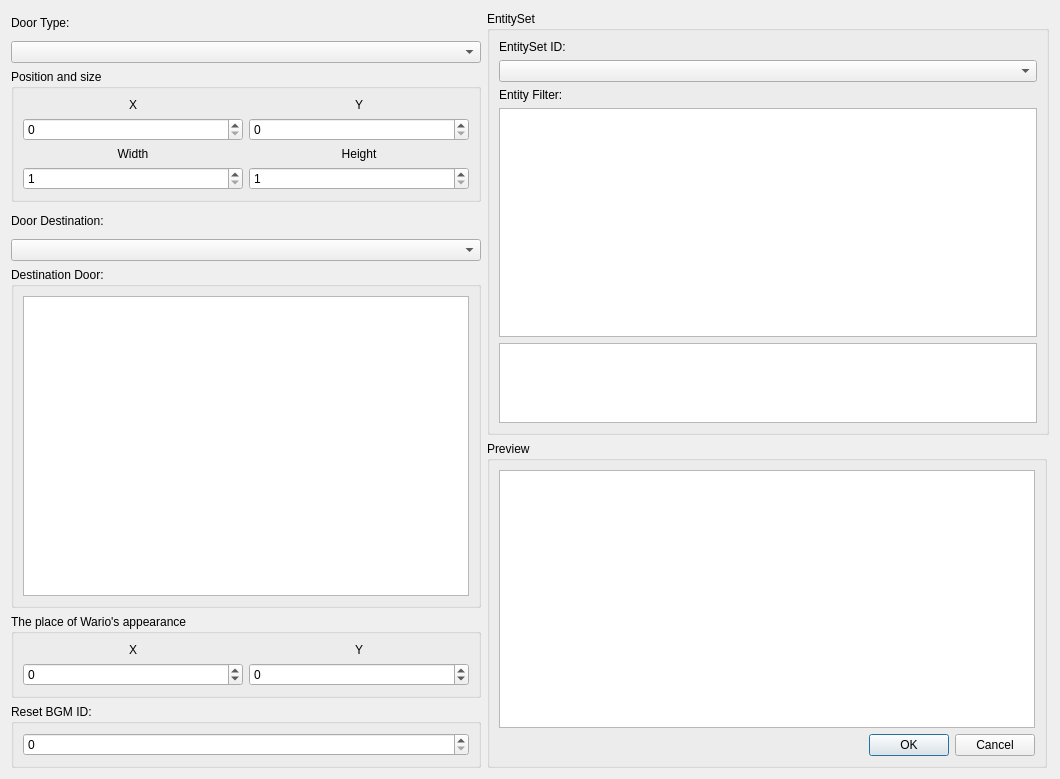
Above: Dialog/DoorConfigDialog.ui from wario-land/WL4Editor before the change. Below: the same form after it.
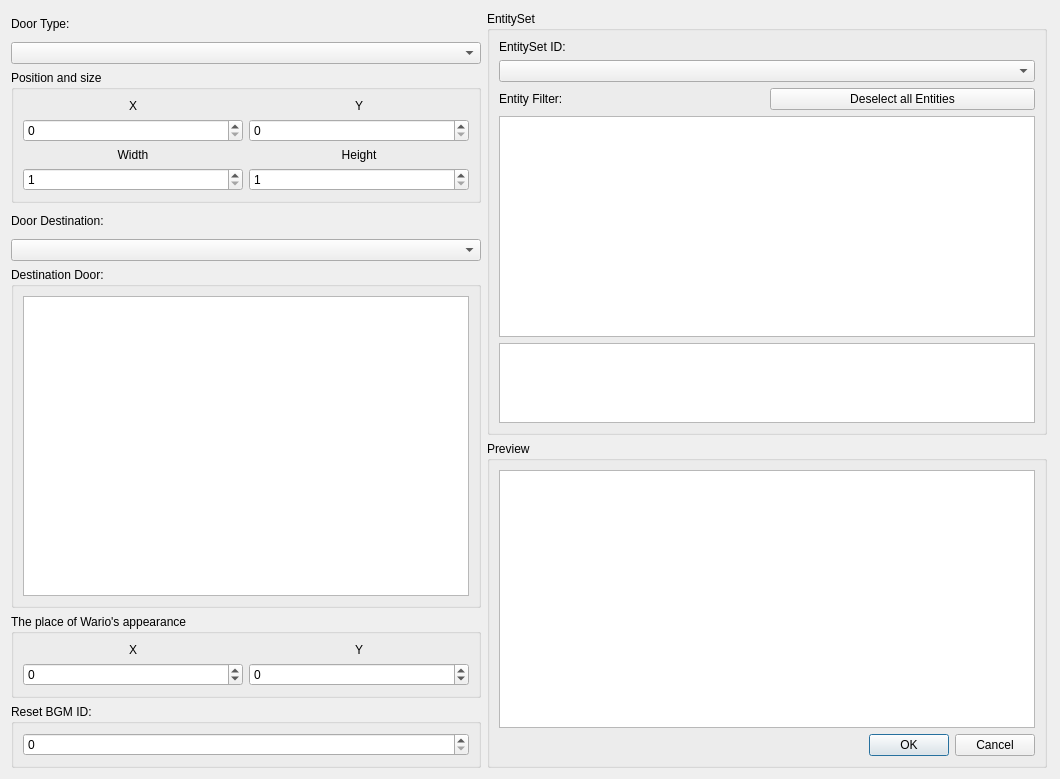
That is the form after the change.

Commit message: bugfixes and support deselecting all the checkboxes in the Entity Filter in Door Config Dialog

Diff of the .ui file:
```diff
--- a/Dialog/DoorConfigDialog.ui
+++ b/Dialog/DoorConfigDialog.ui
@@ -47,25 +47,32 @@
      <property name="title">
       <string>EntitySet</string>
      </property>
-     <layout class="QVBoxLayout" name="verticalLayout_6">
-      <item>
+     <layout class="QGridLayout" name="gridLayout_4">
+      <item row="2" column="0">
+       <widget class="QLabel" name="Label_EntityFilter">
+        <property name="text">
+         <string>Entity Filter:</string>
+        </property>
+       </widget>
+      </item>
+      <item row="2" column="1">
+       <widget class="QPushButton" name="pushButton_DeselectAll">
+        <property name="text">
+         <string>Deselect all Entities</string>
+        </property>
+       </widget>
+      </item>
+      <item row="0" column="0" colspan="2">
        <widget class="QLabel" name="Label_EntitySetID">
         <property name="text">
          <string>EntitySet ID:</string>
         </property>
        </widget>
       </item>
-      <item>
+      <item row="1" column="0" colspan="2">
        <widget class="QComboBox" name="ComboBox_EntitySetID"/>
       </item>
-      <item>
-       <widget class="QLabel" name="Label_EntityFilter">
-        <property name="text">
-         <string>Entity Filter:</string>
-        </property>
-       </widget>
-      </item>
-      <item>
+      <item row="3" column="0" colspan="2">
        <widget class="QTableView" name="TableView_EntityFilter">
         <property name="minimumSize">
          <size>
@@ -75,7 +82,7 @@
         </property>
        </widget>
       </item>
-      <item>
+      <item row="4" column="0" colspan="2">
        <widget class="QTextEdit" name="TextEdit_AllTheEntities">
         <property name="maximumSize">
          <size>
```
The commit also changes 12 other files.
